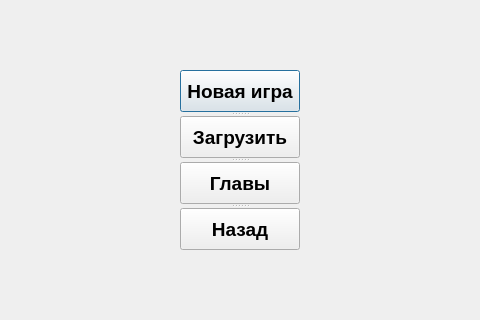
Qt form gamemenu.ui (ivashchenko-leo/TextQuest) before a commit; both pictures show x 272 to 752 and y 324 to 644 of the 1024 by 768 pixel window.
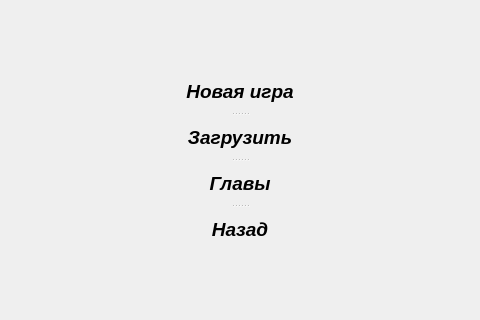
The same form after that commit.

Commit message: changed buttons view in main window and game menu

```diff
--- a/gamemenu.ui
+++ b/gamemenu.ui
@@ -39,6 +39,17 @@
      <height>180</height>
     </rect>
    </property>
+   <property name="sizePolicy">
+    <sizepolicy hsizetype="Fixed" vsizetype="Fixed">
+     <horstretch>0</horstretch>
+     <verstretch>0</verstretch>
+    </sizepolicy>
+   </property>
+   <property name="font">
+    <font>
+     <italic>true</italic>
+    </font>
+   </property>
    <property name="orientation">
     <enum>Qt::Vertical</enum>
    </property>
@@ -46,6 +57,9 @@
     <property name="text">
      <string>Новая игра</string>
     </property>
+    <property name="flat">
+     <bool>true</bool>
+    </property>
    </widget>
    <widget class="QPushButton" name="pbLoad">
     <property name="inputMethodHints">
@@ -54,16 +68,25 @@
     <property name="text">
      <string>Загрузить</string>
     </property>
+    <property name="flat">
+     <bool>true</bool>
+    </property>
    </widget>
    <widget class="QPushButton" name="pbChapters">
     <property name="text">
      <string>Главы</string>
     </property>
+    <property name="flat">
+     <bool>true</bool>
+    </property>
    </widget>
    <widget class="QPushButton" name="pbBack">
     <property name="text">
      <string>Назад</string>
     </property>
+    <property name="flat">
+     <bool>true</bool>
+    </property>
    </widget>
   </widget>
  </widget>
```
Left out of the diff: 6 changed lines with no effect on the pictures. The commit also changes 3 other files.
